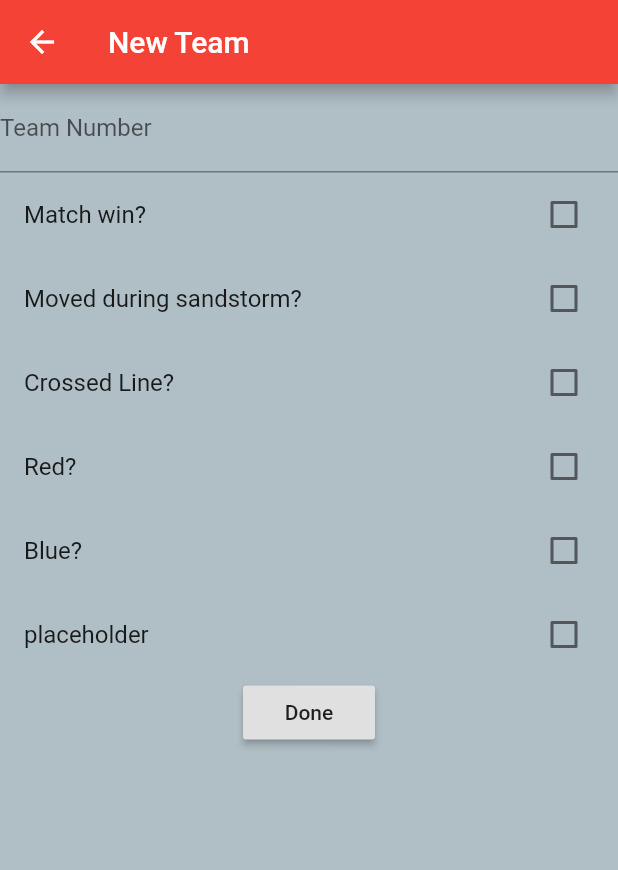
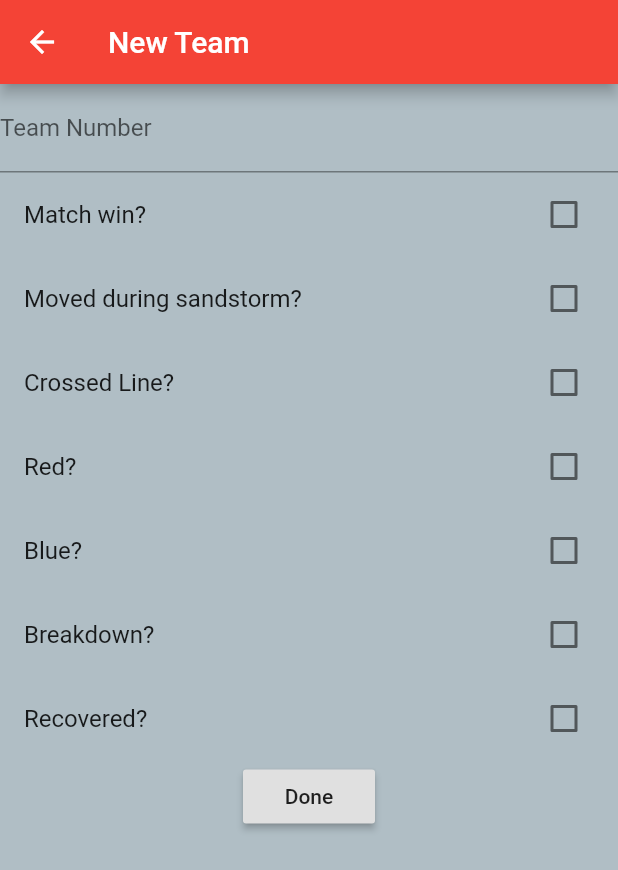
Before and after one commit to frc4976/frc2019-scouting-app, a Flutter app: the Team screen opened directly, on a phone screen of 412 x 824 dp. Shown: the top 870 px of the screen. Run offline on Flutter 3.47's test engine with Material 2 defaults, Android fonts, the phone set to English and light mode, and no system bars.

Commit message:
Made UI things

```diff
--- a/lib/main.dart
+++ b/lib/main.dart
@@ -465,11 +465,22 @@ class TeamState extends State<Team>{
 
               CheckboxListTile(
                   value: checkValue6,
-                  title: new Text('placeholder'), //TODO
+                  title: new Text('Breakdown?'), //TODO
                 activeColor: Colors.teal[200],
                   onChanged: (bool changed6) {
                     setState(() {
                       checkValue6 = changed6;
+                    });
+                  },
+              ),
+
+              CheckboxListTile(
+                  value: checkValue7,
+                  title: new Text('Recovered?'),
+                  activeColor: Colors.teal[200],
+                  onChanged: (bool changed7) {
+                    setState(() {
+                      checkValue7 = changed7;
                     });
                   },
               ),
@@ -492,6 +503,8 @@ class TeamState extends State<Team>{
 void addTeamInfo(){
   String crossed = checkValue5?'1':'0';
   String moved = checkValue?'1':'0';
+  String breakdown = checkValue6?'1':'0';
+  String recover = checkValue7?'1':'0';
 
 
   row1[0] = teamNumber1;
@@ -510,6 +523,8 @@ void addTeamInfo(){
 
   addData(5,4,moved);
   addData(6,4,crossed);
+  addData(30,4,breakdown);
+  addData(31,4,recover);
   addData(0,4,text);
   addData(2,4,text2);
 
```
